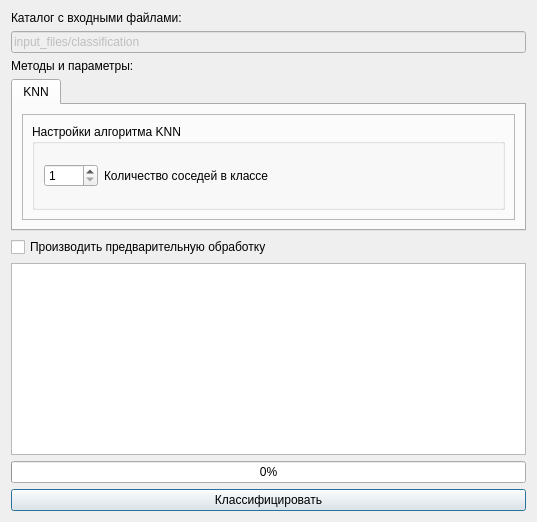
The window that sources/DialogClassificationLib.ui (AndreyTulyakov/TextStageProcessor) describes before a commit, drawn with Qt 5.
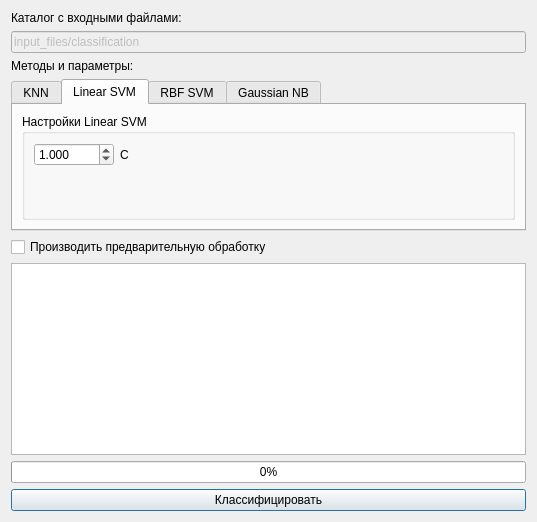
The same window after the commit. The open tabs and pages were chosen to show the change.

The edit to the form file:
```diff
--- a/sources/DialogClassificationLib.ui
+++ b/sources/DialogClassificationLib.ui
@@ -56,15 +56,6 @@
       </attribute>
       <layout class="QVBoxLayout" name="verticalLayout_2">
        <item>
-        <widget class="QFrame" name="frame">
-         <property name="frameShape">
-          <enum>QFrame::StyledPanel</enum>
-         </property>
-         <property name="frameShadow">
-          <enum>QFrame::Raised</enum>
-         </property>
-         <layout class="QVBoxLayout" name="verticalLayout_3">
-          <item>
            <widget class="QGroupBox" name="groupBox">
             <property name="title">
              <string>Настройки алгоритма KNN</string>
@@ -74,6 +65,12 @@
               <layout class="QHBoxLayout" name="horizontalLayout">
                <item>
                 <widget class="QSpinBox" name="knn_n_neighbors">
+              <property name="minimumSize">
+               <size>
+                <width>60</width>
+                <height>0</height>
+               </size>
+              </property>
                  <property name="minimum">
                   <number>1</number>
                  </property>
@@ -104,13 +101,178 @@
                </item>
               </layout>
              </item>
+          <item>
+           <spacer name="verticalSpacer">
+            <property name="orientation">
+             <enum>Qt::Vertical</enum>
+            </property>
+            <property name="sizeHint" stdset="0">
+             <size>
+              <width>20</width>
+              <height>40</height>
+             </size>
+            </property>
+           </spacer>
+          </item>
             </layout>
            </widget>
           </item>
          </layout>
         </widget>
-       </item>
-      </layout>
+     <widget class="QWidget" name="tab_linear_svm">
+      <attribute name="title">
+       <string>Linear SVM</string>
+      </attribute>
+      <layout class="QVBoxLayout" name="verticalLayout_3">
+       <item>
+        <widget class="QGroupBox" name="groupBox_2">
+         <property name="title">
+          <string>Настройки Linear SVM</string>
+         </property>
+         <layout class="QVBoxLayout" name="verticalLayout_6">
+          <item>
+           <layout class="QHBoxLayout" name="horizontalLayout_2">
+            <item>
+             <widget class="QDoubleSpinBox" name="linear_svm_c">
+              <property name="minimumSize">
+               <size>
+                <width>80</width>
+                <height>0</height>
+               </size>
+              </property>
+              <property name="decimals">
+               <number>3</number>
+              </property>
+              <property name="maximum">
+               <double>999.990000000000009</double>
+              </property>
+              <property name="singleStep">
+               <double>0.001000000000000</double>
+              </property>
+              <property name="value">
+               <double>1.000000000000000</double>
+              </property>
+             </widget>
+            </item>
+            <item>
+             <widget class="QLabel" name="label_4">
+              <property name="text">
+               <string>С</string>
+              </property>
+             </widget>
+            </item>
+            <item>
+             <spacer name="horizontalSpacer_2">
+              <property name="orientation">
+               <enum>Qt::Horizontal</enum>
+              </property>
+              <property name="sizeHint" stdset="0">
+               <size>
+                <width>40</width>
+                <height>20</height>
+               </size>
+              </property>
+             </spacer>
+            </item>
+           </layout>
+          </item>
+          <item>
+           <spacer name="verticalSpacer_2">
+            <property name="orientation">
+             <enum>Qt::Vertical</enum>
+            </property>
+            <property name="sizeHint" stdset="0">
+             <size>
+              <width>20</width>
+              <height>40</height>
+             </size>
+            </property>
+           </spacer>
+          </item>
+         </layout>
+        </widget>
+       </item>
+      </layout>
+     </widget>
+     <widget class="QWidget" name="tab">
+      <attribute name="title">
+       <string>RBF SVM</string>
+      </attribute>
+      <layout class="QVBoxLayout" name="verticalLayout_7">
+       <item>
+        <widget class="QGroupBox" name="groupBox_3">
+         <property name="title">
+          <string>Настройки RBF SVM</string>
+         </property>
+         <layout class="QVBoxLayout" name="verticalLayout_8">
+          <item>
+           <layout class="QHBoxLayout" name="horizontalLayout_3">
+            <item>
+             <widget class="QDoubleSpinBox" name="rbf_svm_c">
+              <property name="minimumSize">
+               <size>
+                <width>80</width>
+                <height>0</height>
+               </size>
+              </property>
+              <property name="decimals">
+               <number>3</number>
+              </property>
+              <property name="maximum">
+               <double>999.990000000000009</double>
+              </property>
+              <property name="singleStep">
+               <double>0.001000000000000</double>
+              </property>
+              <property name="value">
+               <double>1.000000000000000</double>
+              </property>
+             </widget>
+            </item>
+            <item>
+             <widget class="QLabel" name="label_5">
+              <property name="text">
+               <string>C</string>
+              </property>
+             </widget>
+            </item>
+            <item>
+             <spacer name="horizontalSpacer_3">
+              <property name="orientation">
+               <enum>Qt::Horizontal</enum>
+              </property>
+              <property name="sizeHint" stdset="0">
+               <size>
+                <width>40</width>
+                <height>20</height>
+               </size>
+              </property>
+             </spacer>
+            </item>
+           </layout>
+          </item>
+          <item>
+           <spacer name="verticalSpacer_3">
+            <property name="orientation">
+             <enum>Qt::Vertical</enum>
+            </property>
+            <property name="sizeHint" stdset="0">
+             <size>
+              <width>20</width>
+              <height>40</height>
+             </size>
+            </property>
+           </spacer>
+          </item>
+         </layout>
+        </widget>
+       </item>
+      </layout>
+     </widget>
+     <widget class="QWidget" name="tab_gaussian_nb">
+      <attribute name="title">
+       <string>Gaussian NB</string>
+      </attribute>
      </widget>
     </widget>
    </item>
```
Lines whose indentation alone changed are shown as unchanged.
